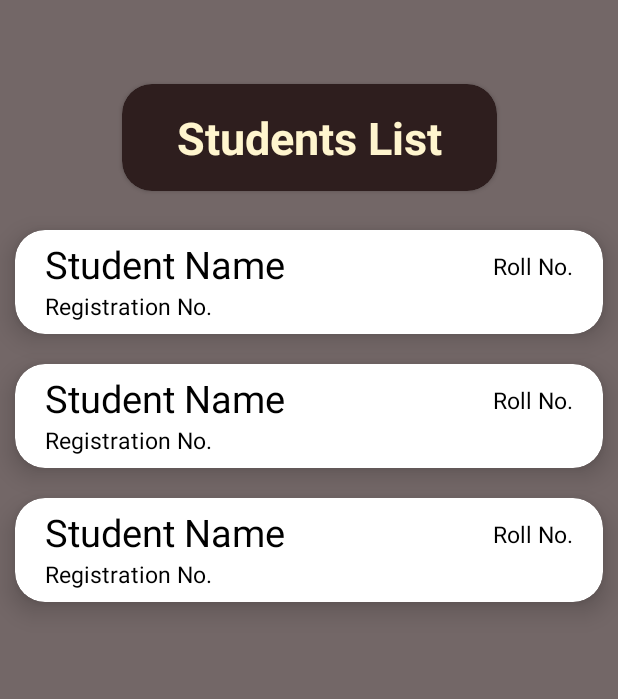
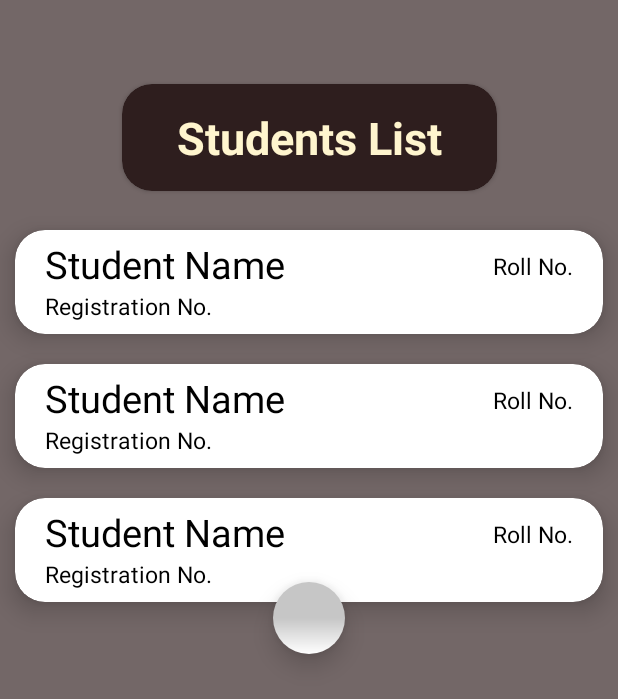
Before and after one commit to Priyanshu-2001/SchoolApp, an Android app: the layout student_list_rcv.xml on its own in the app's theme, with its tools: preview values and no code run, on a phone screen of 412 x 824 dp. Shown: the top 699 px of the screen. Run offline under Robolectric (Android 15) with nearby library versions, the light colour scheme and no system bars.

Commit message:
progress bar bg changes

```diff
--- a/app/src/main/java/com/geek/schoolapp/studentList.kt
+++ b/app/src/main/java/com/geek/schoolapp/studentList.kt
@@ -2,6 +2,7 @@ package com.geek.schoolapp
 
 import android.os.Bundle
 import android.util.Log
+import android.view.View
 import androidx.appcompat.app.AppCompatActivity
 import androidx.databinding.DataBindingUtil
 import androidx.lifecycle.Observer
@@ -28,7 +29,6 @@ class studentList : AppCompatActivity() {
             Log.e("Student-List", "onCreate: $it")
             list_adapter = studentList_Adapter()
             binding.rcvStud.adapter = list_adapter
-
             list_adapter.submitList(it)
         })
 
--- a/app/src/main/res/layout/add_student.xml
+++ b/app/src/main/res/layout/add_student.xml
@@ -236,7 +236,7 @@
                         android:id="@+id/btn_save"
                         android:layout_width="100dp"
                         android:layout_height="48dp"
-                        android:layout_marginTop="5dp"
+                        android:layout_marginTop="16dp"
                         android:background="@drawable/gradient_btn_red"
                         android:clickable="true"
                         android:focusable="true"
--- a/app/src/main/res/layout/student_list_rcv.xml
+++ b/app/src/main/res/layout/student_list_rcv.xml
@@ -73,9 +73,23 @@
             app:layoutManager="androidx.recyclerview.widget.LinearLayoutManager"
             app:layout_constraintBottom_toBottomOf="parent"
             app:layout_constraintEnd_toEndOf="parent"
+            app:layout_constraintHorizontal_bias="0.0"
             app:layout_constraintStart_toStartOf="parent"
             app:layout_constraintTop_toBottomOf="@+id/title_card"
             tools:listitem="@layout/single_stud_rcv" />
 
+        <ProgressBar
+            android:id="@+id/progress_circular"
+            android:layout_width="wrap_content"
+            android:layout_height="wrap_content"
+            android:background="@drawable/progressbar_bg"
+            android:elevation="10dp"
+            android:indeterminateTint="#FF0000"
+            android:visibility="visible"
+            app:layout_constraintBottom_toBottomOf="@+id/rcv_stud"
+            app:layout_constraintEnd_toEndOf="parent"
+            app:layout_constraintStart_toStartOf="parent"
+            app:layout_constraintTop_toTopOf="parent" />
+
     </androidx.constraintlayout.widget.ConstraintLayout>
 </layout>
```
